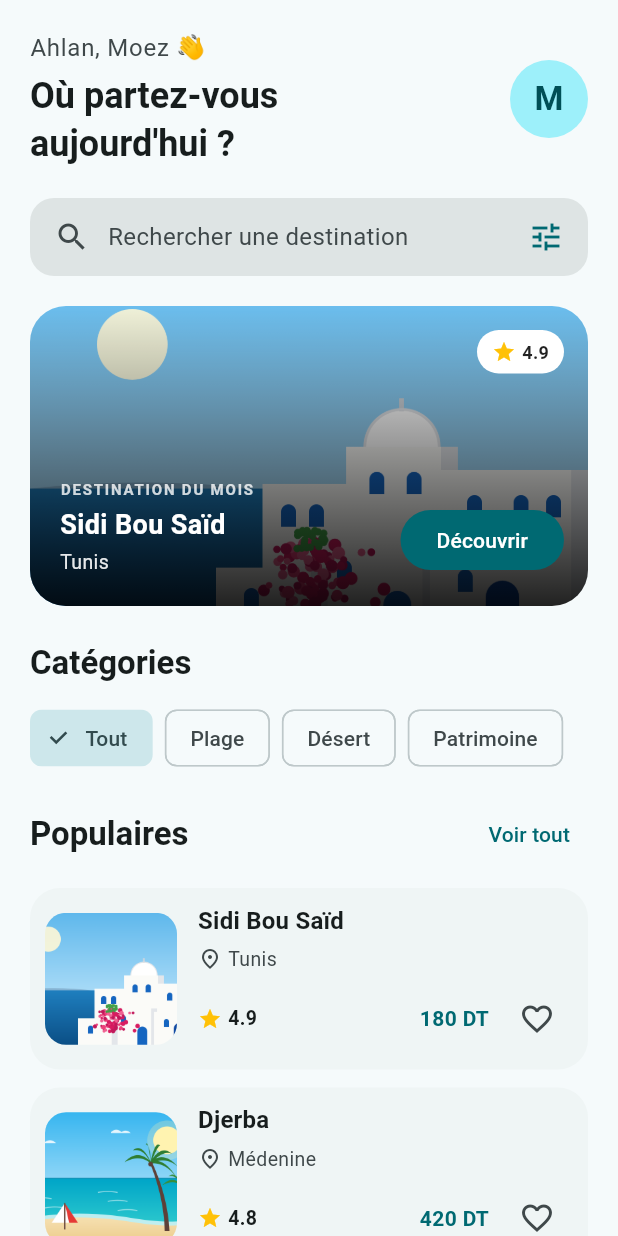
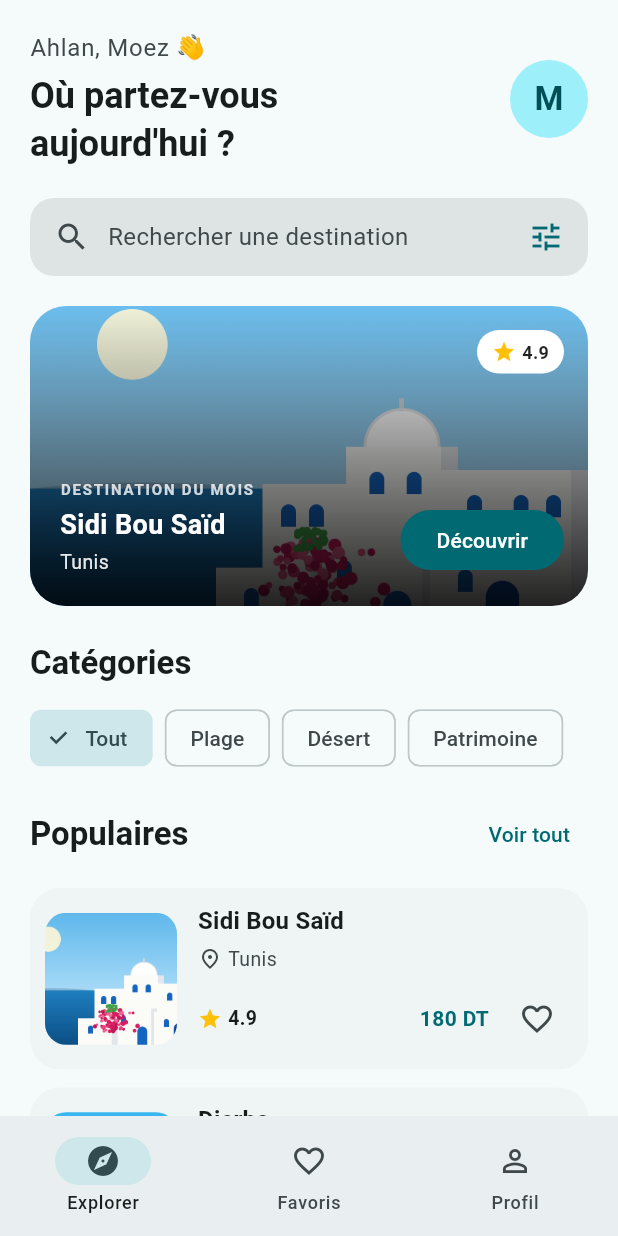
Before and after one commit to BahriniMoez/Rihla, a Flutter app: the screen it shows after launch, on a phone screen of 412 x 824 dp. Run offline on Flutter 3.47's test engine with Material 3 defaults, Android fonts, the phone set to English and light mode, and no system bars.

```diff
--- a/lib/screens/home_screen.dart
+++ b/lib/screens/home_screen.dart
@@ -1,14 +1,13 @@
 import 'package:flutter/material.dart';
 
+import '../data/destinations.dart';
+import '../models/destination.dart';
+import '../widgets/destination_card.dart';
+import '../widgets/hero_banner.dart';
 import '../widgets/home_header.dart';
 import '../widgets/search_box.dart';
+import '../widgets/section_title.dart';
 
-import '../widgets/hero_banner.dart';
-import '../data/destinations.dart';
-import '../models/destination.dart';
-
-import '../widgets/section_title.dart';
-import '../widgets/destination_card.dart';
 class HomeScreen extends StatefulWidget {
   const HomeScreen({super.key});
 
@@ -18,6 +17,7 @@ class HomeScreen extends StatefulWidget {
 
 class _HomeScreenState extends State<HomeScreen> {
   String _categorie = 'Tout';
+  int _onglet = 0;
 
   List<Destination> get _filtrees {
     if (_categorie == 'Tout') {
@@ -26,11 +26,8 @@ class _HomeScreenState extends State<HomeScreen> {
     return destinations.where((d) => d.categorie == _categorie).toList();
   }
 
-  @override
-  Widget build(BuildContext context) {
-    return Scaffold(
-      body: SafeArea(
-        child: ListView(
+  Widget _construireAccueil() {
+    return ListView(
       padding: const EdgeInsets.all(20),
       children: [
         const HomeHeader(prenom: 'Moez'),
@@ -39,7 +36,6 @@ class _HomeScreenState extends State<HomeScreen> {
         const SizedBox(height: 20),
         HeroBanner(destination: destinations.first),
         const SizedBox(height: 24),
-
         const SectionTitle(title: 'Catégories'),
         const SizedBox(height: 12),
 
@@ -68,12 +64,50 @@ class _HomeScreenState extends State<HomeScreen> {
         const SectionTitle(title: 'Populaires', action: 'Voir tout'),
         const SizedBox(height: 12),
 
+        for (final d in _filtrees)
+          DestinationCard(
+            key: ValueKey(d.nom),
+            destination: d,
+          ),
+      ],
+    );
+  }
 
-            //Si on n'utilise pas key: ValueKey(d.nom), le bouton favori reste bloqué sur la même position (index) après un filtre.
-            //Avec ValueKey(d.nom), le cœur suit correctement sa destination, même si l'ordre change .
-            for (final d in _filtrees) DestinationCard(key: ValueKey(d.nom),destination: d),
+  @override
+  Widget build(BuildContext context) {
+    return Scaffold(
+      body: SafeArea(
+        child: _onglet == 0
+            ? _construireAccueil()
+            : const Center(
+                child: Text('Bientôt disponible'),
+              ),
+      ),
+
+      bottomNavigationBar: NavigationBar(
+        selectedIndex: _onglet,
+        onDestinationSelected: (int index) {
+          setState(() {
+            _onglet = index;
+          });
+        },
+        destinations: const [
+          NavigationDestination(
+            icon: Icon(Icons.explore_outlined),
+            selectedIcon: Icon(Icons.explore),
+            label: 'Explorer',
+          ),
+          NavigationDestination(
+            icon: Icon(Icons.favorite_border),
+            selectedIcon: Icon(Icons.favorite),
+            label: 'Favoris',
+          ),
+          NavigationDestination(
+            icon: Icon(Icons.person_outline),
+            selectedIcon: Icon(Icons.person),
+            label: 'Profil',
+          ),
         ],
-        ),
       ),
     );
   }
```
Also changed, not shown: assets/Capture ecran/Palier7.png (added). Lines whose indentation alone changed are shown as unchanged.
